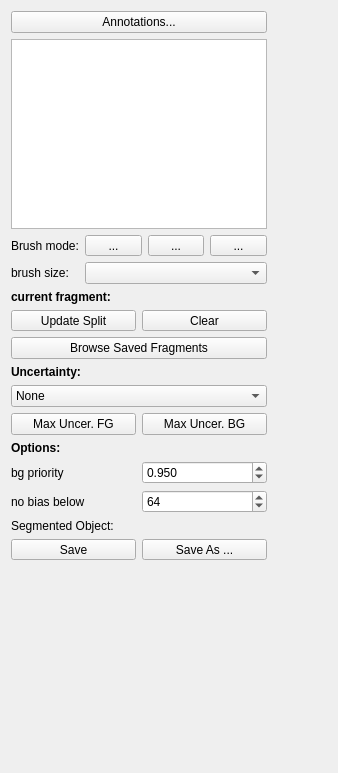
Before: the Qt Designer form ilastik/applets/splitBodyCarving/splitBodyCarvingDrawer.ui in ilastik/ilastik, drawn with Qt 5.
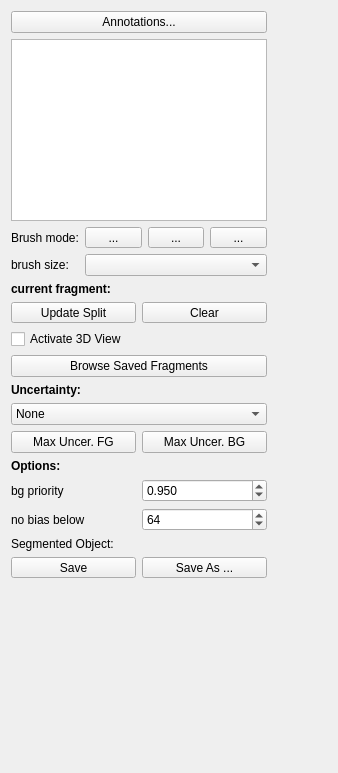
After: the same form once the commit is applied. Icons and pictures are not drawn. Custom widgets are drawn as their Qt base class.

Commit message: SplitBodyCarving: 3D view only shows a small portion of the volume (save CPU time). SplitBodyCarving: Added a checkbox to enable/disable 3D view

What changed in the file:
```diff
--- a/ilastik/applets/splitBodyCarving/splitBodyCarvingDrawer.ui
+++ b/ilastik/applets/splitBodyCarving/splitBodyCarvingDrawer.ui
@@ -173,6 +173,13 @@
          </item>
         </layout>
        </item>
+       <item>
+        <widget class="QCheckBox" name="activate3DViewCheckbox">
+         <property name="text">
+          <string>Activate 3D View</string>
+         </property>
+        </widget>
+       </item>
        <item>
         <widget class="QPushButton" name="namesButton">
          <property name="sizePolicy">
```
The commit also changes 1 other file.
